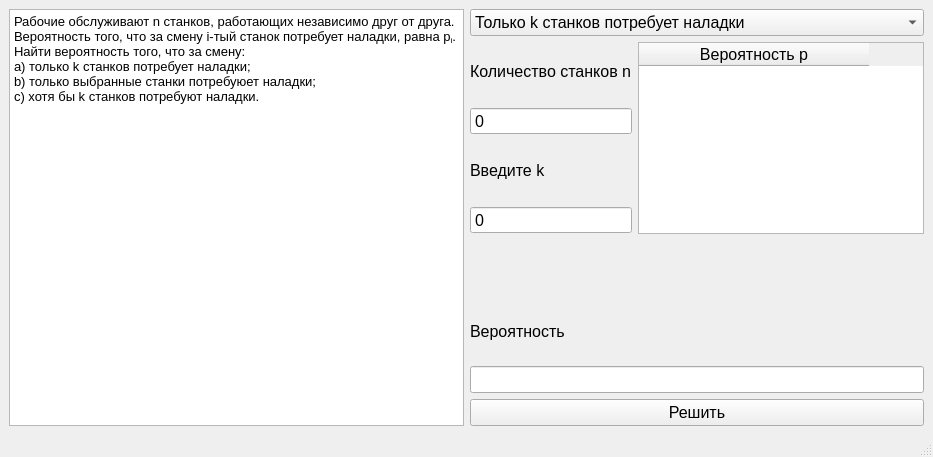
Before: the Qt Designer form ui.ui in DedZinoviy/terver_lab2_task3, drawn with Qt 5.
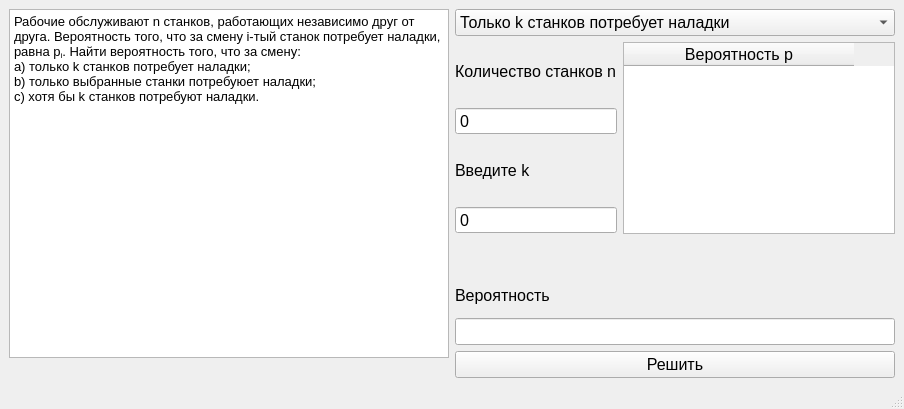
After: the same form once the commit is applied.

```diff
--- a/ui.ui
+++ b/ui.ui
@@ -6,24 +6,27 @@
    <rect>
     <x>0</x>
     <y>0</y>
-    <width>933</width>
-    <height>457</height>
+    <width>904</width>
+    <height>409</height>
    </rect>
   </property>
   <property name="windowTitle">
    <string>MainWindow</string>
   </property>
   <widget class="QWidget" name="centralwidget">
-   <layout class="QHBoxLayout" name="horizontalLayout_2">
-    <item>
      <layout class="QHBoxLayout" name="horizontalLayout">
       <item>
+     <layout class="QVBoxLayout" name="verticalLayout_2">
+      <item>
        <widget class="QTextEdit" name="textEdit">
         <property name="font">
          <font>
           <pointsize>10</pointsize>
          </font>
         </property>
+        <property name="readOnly">
+         <bool>true</bool>
+        </property>
         <property name="html">
          <string>&lt;!DOCTYPE HTML PUBLIC &quot;-//W3C//DTD HTML 4.0//EN&quot; &quot;http://www.w3.org/TR/REC-html40/strict.dtd&quot;&gt;
 &lt;html&gt;&lt;head&gt;&lt;meta name=&quot;qrichtext&quot; content=&quot;1&quot; /&gt;&lt;style type=&quot;text/css&quot;&gt;
@@ -37,6 +40,21 @@
        </widget>
       </item>
       <item>
+       <widget class="QLabel" name="img_lable">
+        <property name="text">
+         <string/>
+        </property>
+        <property name="scaledContents">
+         <bool>false</bool>
+        </property>
+        <property name="alignment">
+         <set>Qt::AlignCenter</set>
+        </property>
+       </widget>
+      </item>
+     </layout>
+    </item>
+    <item>
        <layout class="QVBoxLayout" name="verticalLayout">
         <item>
          <widget class="QComboBox" name="solveType">
@@ -87,6 +105,12 @@
           </item>
           <item row="0" column="1" rowspan="4">
            <widget class="QTableWidget" name="tableWidget">
+          <property name="minimumSize">
+           <size>
+            <width>235</width>
+            <height>0</height>
+           </size>
+          </property>
             <property name="font">
              <font>
               <pointsize>12</pointsize>
@@ -192,6 +216,9 @@
             <pointsize>12</pointsize>
            </font>
           </property>
+        <property name="readOnly">
+         <bool>true</bool>
+        </property>
          </widget>
         </item>
         <item>
@@ -209,8 +236,6 @@
        </layout>
       </item>
      </layout>
-    </item>
-   </layout>
   </widget>
   <widget class="QMenuBar" name="menubar">
    <property name="geometry">
```
Left out of the diff: 4 changed lines with no effect on the pictures. Lines whose indentation alone changed are shown as unchanged.
